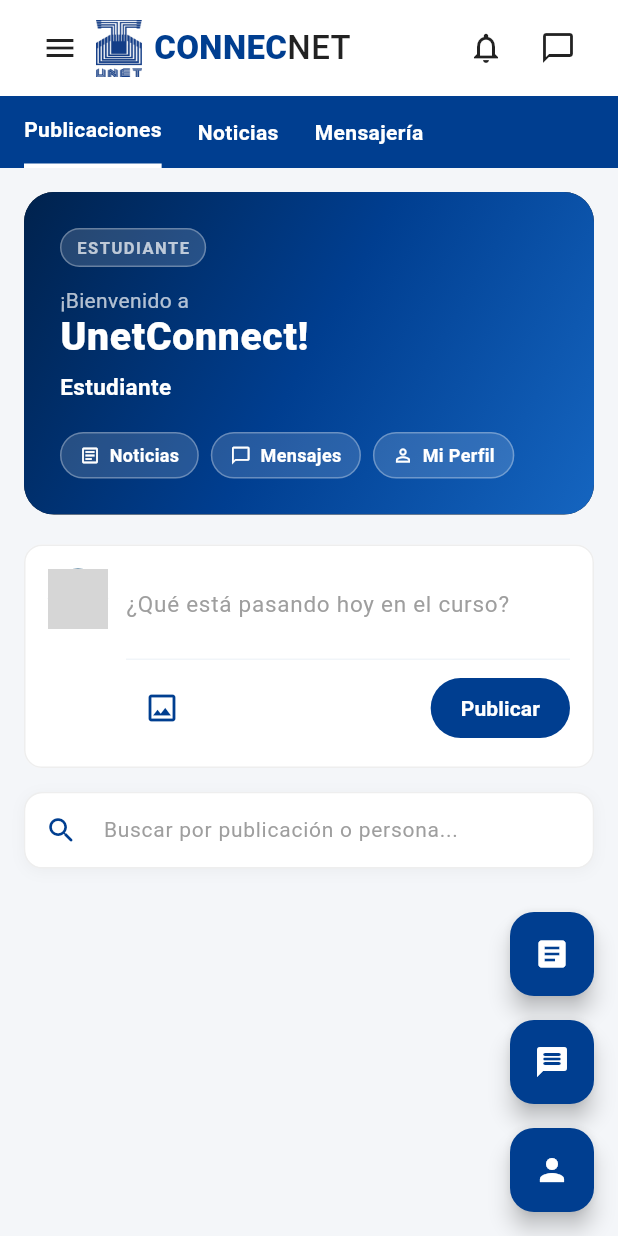
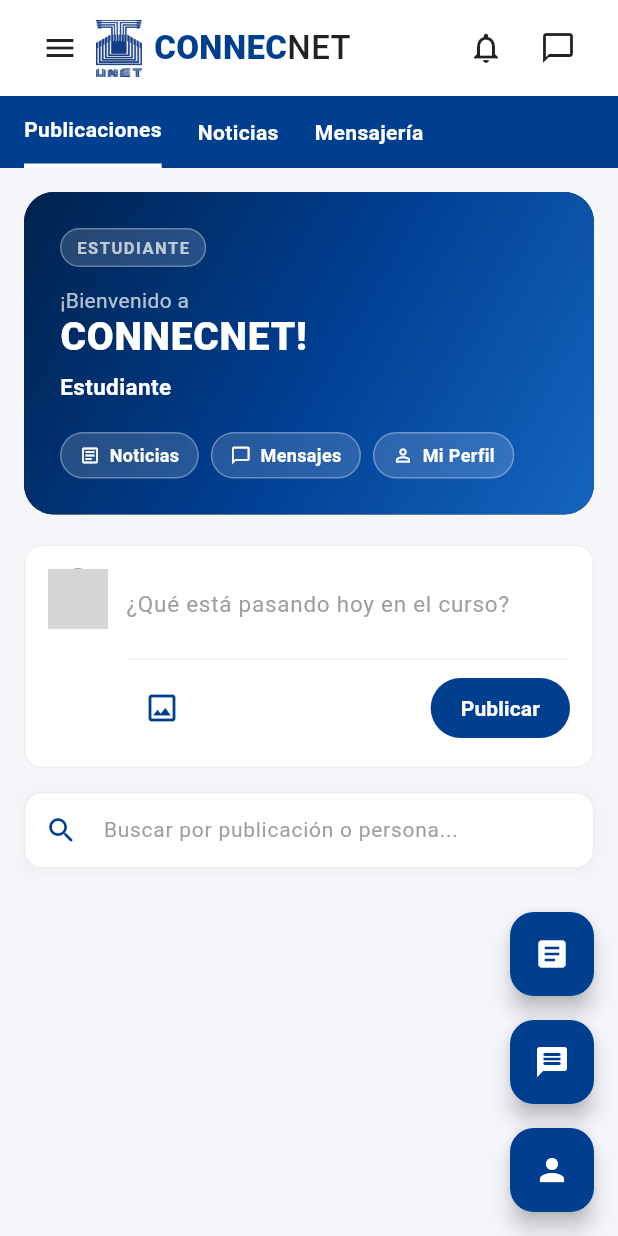
Before and after one commit to Pasek56/Connecnet, a Flutter app: the screen it shows once a user with an empty profile is signed in, on a phone screen of 412 x 824 dp. Run offline on Flutter 3.47's test engine with Material 3 defaults, Android fonts, the phone set to English and light mode, and no system bars; our stand-ins replace flutter_linkify, image_picker, supabase_flutter; accounts and stored records are empty; network calls fail; grey boxes are pictures that could not be loaded.

```diff
--- a/lib/screens/dashboard_screen.dart
+++ b/lib/screens/dashboard_screen.dart
@@ -1126,7 +1126,7 @@ class _DashboardScreenState extends State<DashboardScreen> {
                         style: TextStyle(fontSize: 14, color: Colors.white70),
                       ),
                       const Text(
-                        'UnetConnect!',
+                        'CONNECNET!',
                         style: TextStyle(
                           fontSize: 26,
                           fontWeight: FontWeight.w900,
```
Also changed, not shown: 2 other files.
